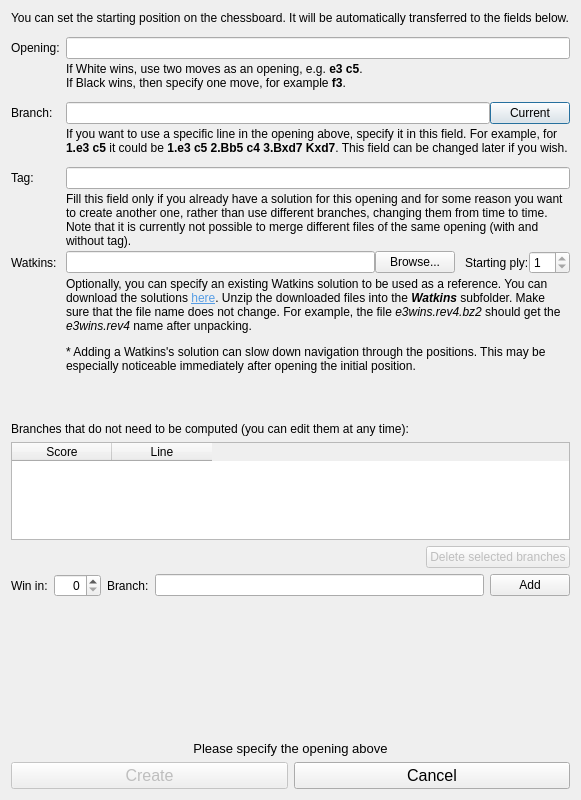
This is projects/gui/ui/solutiondlg.ui in tolius/solver as Qt 5 draws it before an edit. The edited form follows.
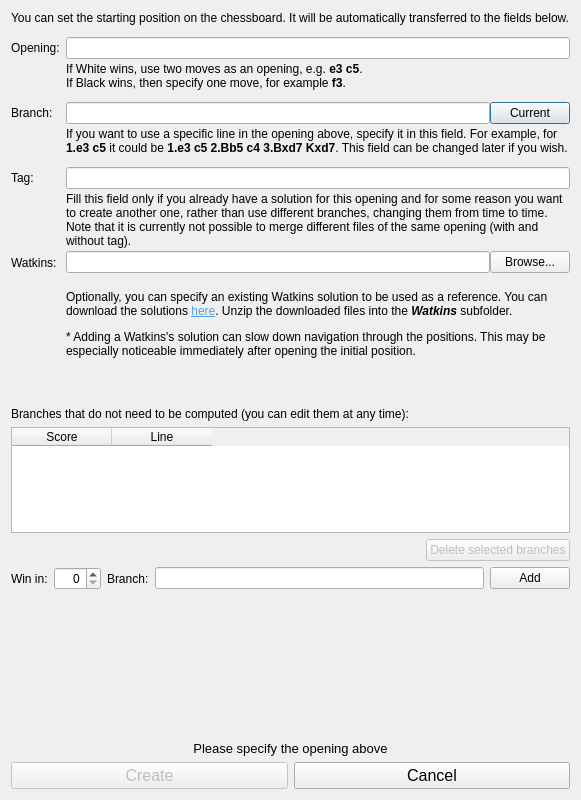
This is the edited form.

Commit message: read the solution opening from the file

```diff
--- a/projects/gui/ui/solutiondlg.ui
+++ b/projects/gui/ui/solutiondlg.ui
@@ -259,10 +259,61 @@
        </property>
       </widget>
      </item>
+     <item row="8" column="1">
+      <layout class="QVBoxLayout" name="verticalLayout_2">
+       <item>
+        <layout class="QHBoxLayout" name="horizontalLayout_5">
+         <item>
+          <widget class="QLineEdit" name="line_Watkins"/>
+         </item>
+         <item>
+          <widget class="QPushButton" name="btn_BrowseWatkins">
+           <property name="text">
+            <string>Browse...</string>
+           </property>
+          </widget>
+         </item>
+        </layout>
+       </item>
+       <item>
+        <widget class="QLabel" name="label_WatkinsOpening">
+         <property name="font">
+          <font>
+           <weight>75</weight>
+           <italic>true</italic>
+           <bold>true</bold>
+          </font>
+         </property>
+         <property name="text">
+          <string/>
+         </property>
+         <property name="textFormat">
+          <enum>Qt::PlainText</enum>
+         </property>
+         <property name="wordWrap">
+          <bool>true</bool>
+         </property>
+        </widget>
+       </item>
+      </layout>
+     </item>
+     <item row="9" column="0">
+      <spacer name="verticalSpacer_4">
+       <property name="orientation">
+        <enum>Qt::Vertical</enum>
+       </property>
+       <property name="sizeHint" stdset="0">
+        <size>
+         <width>20</width>
+         <height>10</height>
+        </size>
+       </property>
+      </spacer>
+     </item>
      <item row="9" column="1">
       <widget class="QLabel" name="label_6">
        <property name="text">
-        <string>&lt;html&gt;&lt;head/&gt;&lt;body&gt;&lt;p&gt;Optionally, you can specify an existing Watkins solution to be used as a reference. You can download the solutions &lt;a href=&quot;https://magma.maths.usyd.edu.au/~watkins/LOSING_CHESS/&quot;&gt;&lt;span style=&quot; text-decoration: underline; color:#569de5;&quot;&gt;here&lt;/span&gt;&lt;/a&gt;. Unzip the downloaded files into the &lt;span style=&quot; font-weight:600; font-style:italic;&quot;&gt;Watkins&lt;/span&gt; subfolder. Make sure that the file name does not change. For example, the file &lt;span style=&quot; font-style:italic;&quot;&gt;e3wins.rev4.bz2&lt;/span&gt; should get the &lt;span style=&quot; font-style:italic;&quot;&gt;e3wins.rev4&lt;/span&gt; name after unpacking.&lt;/p&gt;&lt;p&gt;* Adding a Watkins's solution can slow down navigation through the positions. This may be especially noticeable immediately after opening the initial position.&lt;/p&gt;&lt;/body&gt;&lt;/html&gt;</string>
+        <string>&lt;html&gt;&lt;head/&gt;&lt;body&gt;&lt;p&gt;Optionally, you can specify an existing Watkins solution to be used as a reference. You can download the solutions &lt;a href=&quot;https://magma.maths.usyd.edu.au/~watkins/LOSING_CHESS/&quot;&gt;&lt;span style=&quot; text-decoration: underline; color:#569de5;&quot;&gt;here&lt;/span&gt;&lt;/a&gt;. Unzip the downloaded files into the &lt;span style=&quot; font-weight:600; font-style:italic;&quot;&gt;Watkins&lt;/span&gt; subfolder.&lt;/p&gt;&lt;p&gt;* Adding a Watkins's solution can slow down navigation through the positions. This may be especially noticeable immediately after opening the initial position.&lt;/p&gt;&lt;/body&gt;&lt;/html&gt;</string>
        </property>
        <property name="textFormat">
         <enum>Qt::RichText</enum>
@@ -275,59 +326,6 @@
        </property>
       </widget>
      </item>
-     <item row="8" column="1">
-      <layout class="QHBoxLayout" name="horizontalLayout_5">
-       <item>
-        <widget class="QLineEdit" name="line_Watkins"/>
-       </item>
-       <item>
-        <widget class="QPushButton" name="btn_BrowseWatkins">
-         <property name="text">
-          <string>Browse...</string>
-         </property>
-        </widget>
-       </item>
-       <item>
-        <spacer name="horizontalSpacer_2">
-         <property name="orientation">
-          <enum>Qt::Horizontal</enum>
-         </property>
-         <property name="sizeType">
-          <enum>QSizePolicy::Fixed</enum>
-         </property>
-         <property name="sizeHint" stdset="0">
-          <size>
-           <width>10</width>
-           <height>20</height>
-          </size>
-         </property>
-        </spacer>
-       </item>
-       <item>
-        <widget class="QLabel" name="label_7">
-         <property name="text">
-          <string>Starting ply:</string>
-         </property>
-        </widget>
-       </item>
-       <item>
-        <widget class="QSpinBox" name="num_WatkinsStartingPly">
-         <property name="enabled">
-          <bool>true</bool>
-         </property>
-         <property name="readOnly">
-          <bool>true</bool>
-         </property>
-         <property name="minimum">
-          <number>1</number>
-         </property>
-         <property name="maximum">
-          <number>19</number>
-         </property>
-        </widget>
-       </item>
-      </layout>
-     </item>
      <item row="10" column="1">
       <spacer name="verticalSpacer_12">
        <property name="orientation">
```
Left out of the diff: 185 changed lines with no effect on the pictures. The commit also changes 10 other files.
